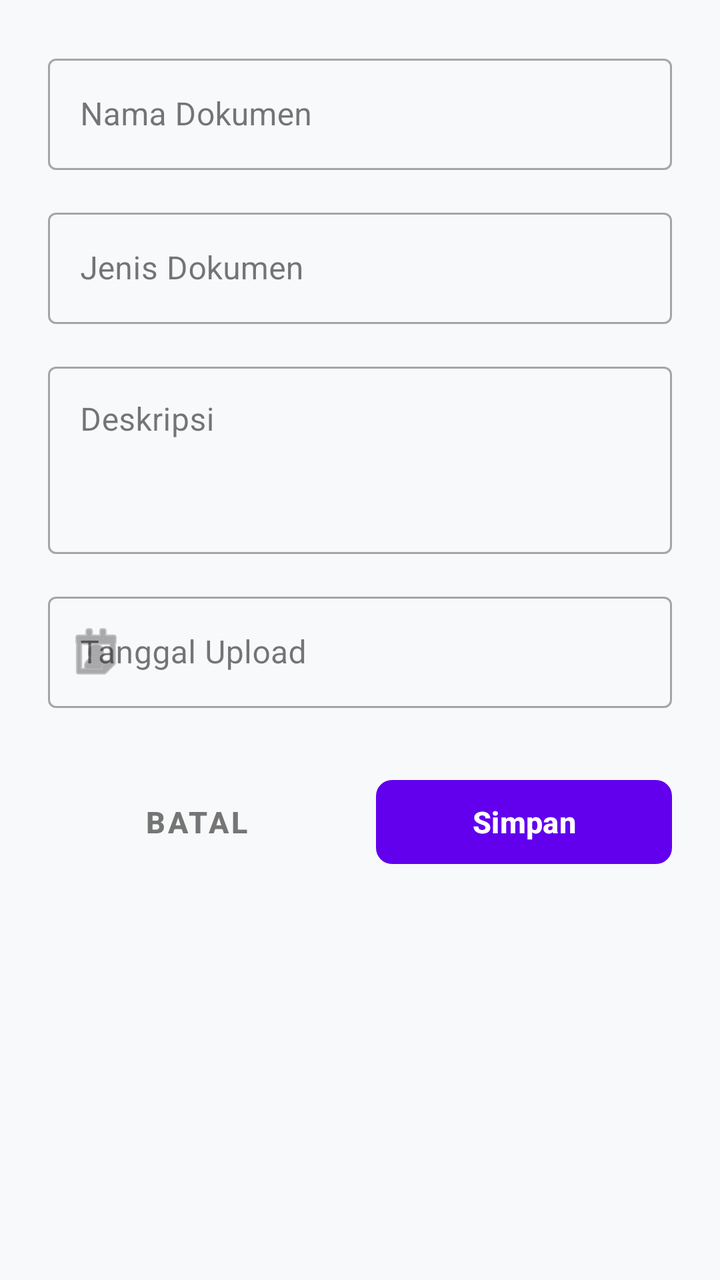
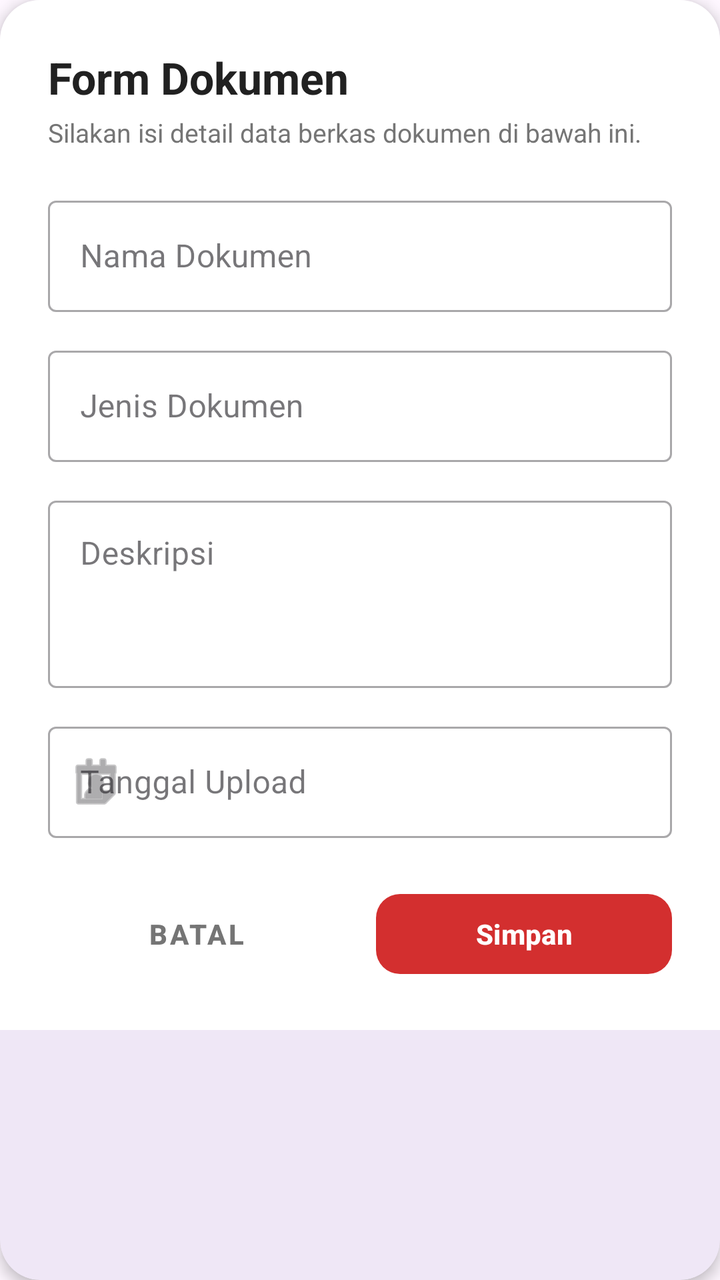

An Android layout rendered at two revisions. The XML below is the earlier revision; the diff shows what the commit changed to produce the second picture.
<!-- AndroidManifest.xml: application theme Theme.Anaanlume -->
<!-- res/layout/dialog_add_dokumen_publik.xml -->
<?xml version="1.0" encoding="utf-8"?>
<ScrollView xmlns:android="http://schemas.android.com/apk/res/android"
    xmlns:app="http://schemas.android.com/apk/res-auto"
    android:layout_width="match_parent"
    android:layout_height="wrap_content"
    android:fillViewport="true"
    android:background="#F8F9FA">

    <LinearLayout
        android:layout_width="match_parent"
        android:layout_height="wrap_content"
        android:orientation="vertical"
        android:padding="24dp">

        <com.google.android.material.textfield.TextInputLayout
            android:layout_width="match_parent"
            android:layout_height="wrap_content"
            android:layout_marginBottom="16dp"
            android:hint="Nama Dokumen"
            style="@style/Widget.MaterialComponents.TextInputLayout.OutlinedBox">

            <com.google.android.material.textfield.TextInputEditText
                android:id="@+id/etNamaDokumen"
                android:layout_width="match_parent"
                android:layout_height="wrap_content"
                android:inputType="textCapWords"
                android:textColor="#212121" />
        </com.google.android.material.textfield.TextInputLayout>

        <com.google.android.material.textfield.TextInputLayout
            android:layout_width="match_parent"
            android:layout_height="wrap_content"
            android:layout_marginBottom="16dp"
            android:hint="Jenis Dokumen"
            style="@style/Widget.MaterialComponents.TextInputLayout.OutlinedBox">

            <com.google.android.material.textfield.TextInputEditText
                android:id="@+id/etJenisDokumen"
                android:layout_width="match_parent"
                android:layout_height="wrap_content"
                android:inputType="textCapSentences"
                android:textColor="#212121" />
        </com.google.android.material.textfield.TextInputLayout>

        <com.google.android.material.textfield.TextInputLayout
            android:layout_width="match_parent"
            android:layout_height="wrap_content"
            android:layout_marginBottom="16dp"
            android:hint="Deskripsi"
            style="@style/Widget.MaterialComponents.TextInputLayout.OutlinedBox">

            <com.google.android.material.textfield.TextInputEditText
                android:id="@+id/etDeskripsi"
                android:layout_width="match_parent"
                android:layout_height="wrap_content"
                android:inputType="textMultiLine"
                android:minLines="3"
                android:gravity="top"
                android:textColor="#212121" />
        </com.google.android.material.textfield.TextInputLayout>

        <com.google.android.material.textfield.TextInputLayout
            android:layout_width="match_parent"
            android:layout_height="wrap_content"
            android:layout_marginBottom="32dp"
            android:hint="Tanggal Upload"
            style="@style/Widget.MaterialComponents.TextInputLayout.OutlinedBox"
            app:startIconDrawable="@android:drawable/ic_menu_my_calendar">

            <com.google.android.material.textfield.TextInputEditText
                android:id="@+id/etTanggalUpload"
                android:layout_width="match_parent"
                android:layout_height="wrap_content"
                android:focusable="false"
                android:clickable="true"
                android:longClickable="false"
                android:textColor="#212121" />
        </com.google.android.material.textfield.TextInputLayout>

        <LinearLayout
            android:layout_width="match_parent"
            android:layout_height="wrap_content"
            android:orientation="horizontal"
            android:weightSum="2">

            <com.google.android.material.button.MaterialButton
                android:id="@+id/btnBatal"
                style="@style/Widget.MaterialComponents.Button.TextButton"
                android:layout_width="0dp"
                android:layout_height="50dp"
                android:layout_weight="1"
                android:layout_marginEnd="8dp"
                android:text="Batal"
                android:textColor="#757575"
                android:textSize="15sp"
                android:textStyle="bold" />

            <com.google.android.material.button.MaterialButton
                android:id="@+id/btnSimpan"
                android:layout_width="0dp"
                android:layout_height="50dp"
                android:layout_weight="1"
                android:layout_marginStart="8dp"
                android:text="Simpan"
                android:textColor="#FFFFFF"
                android:textSize="15sp"
                android:textStyle="bold"
                app:backgroundTint="#6200EE"
                app:cornerRadius="8dp" />
        </LinearLayout>

    </LinearLayout>
</ScrollView>
<!-- resources referenced by this layout -->
<resources>
  <style name="Theme.Anaanlume" parent="Base.Theme.Anaanlume" />
  <style name="Base.Theme.Anaanlume" parent="Theme.Material3.DayNight.NoActionBar">
          
          
      </style>
</resources>

<!-- the commit's change to res/layout/dialog_add_dokumen_publik.xml (unified diff, before → after) -->
@@ -1,113 +1,136 @@
 <?xml version="1.0" encoding="utf-8"?>
-<ScrollView xmlns:android="http://schemas.android.com/apk/res/android"
+<com.google.android.material.card.MaterialCardView
+    xmlns:android="http://schemas.android.com/apk/res/android"
     xmlns:app="http://schemas.android.com/apk/res-auto"
     android:layout_width="match_parent"
     android:layout_height="wrap_content"
-    android:fillViewport="true"
-    android:background="#F8F9FA">
+    android:layout_margin="16dp"
+    app:cardCornerRadius="20dp"
+    app:cardElevation="4dp"
+    app:strokeWidth="0dp">
 
-    <LinearLayout
+    <ScrollView
         android:layout_width="match_parent"
         android:layout_height="wrap_content"
-        android:orientation="vertical"
-        android:padding="24dp">
-
-        <com.google.android.material.textfield.TextInputLayout
-            android:layout_width="match_parent"
-            android:layout_height="wrap_content"
-            android:layout_marginBottom="16dp"
-            android:hint="Nama Dokumen"
-            style="@style/Widget.MaterialComponents.TextInputLayout.OutlinedBox">
-
-            <com.google.android.material.textfield.TextInputEditText
-                android:id="@+id/etNamaDokumen"
-                android:layout_width="match_parent"
-                android:layout_height="wrap_content"
-                android:inputType="textCapWords"
-                android:textColor="#212121" />
-        </com.google.android.material.textfield.TextInputLayout>
-
-        <com.google.android.material.textfield.TextInputLayout
-            android:layout_width="match_parent"
-            android:layout_height="wrap_content"
-            android:layout_marginBottom="16dp"
-            android:hint="Jenis Dokumen"
-            style="@style/Widget.MaterialComponents.TextInputLayout.OutlinedBox">
-
-            <com.google.android.material.textfield.TextInputEditText
-                android:id="@+id/etJenisDokumen"
-                android:layout_width="match_parent"
-                android:layout_height="wrap_content"
-                android:inputType="textCapSentences"
-                android:textColor="#212121" />
-        </com.google.android.material.textfield.TextInputLayout>
-
-        <com.google.android.material.textfield.TextInputLayout
-            android:layout_width="match_parent"
-            android:layout_height="wrap_content"
-            android:layout_marginBottom="16dp"
-            android:hint="Deskripsi"
-            style="@style/Widget.MaterialComponents.TextInputLayout.OutlinedBox">
-
-            <com.google.android.material.textfield.TextInputEditText
-                android:id="@+id/etDeskripsi"
-                android:layout_width="match_parent"
-                android:layout_height="wrap_content"
-                android:inputType="textMultiLine"
-                android:minLines="3"
-                android:gravity="top"
-                android:textColor="#212121" />
-        </com.google.android.material.textfield.TextInputLayout>
-
-        <com.google.android.material.textfield.TextInputLayout
-            android:layout_width="match_parent"
-            android:layout_height="wrap_content"
-            android:layout_marginBottom="32dp"
-            android:hint="Tanggal Upload"
-            style="@style/Widget.MaterialComponents.TextInputLayout.OutlinedBox"
-            app:startIconDrawable="@android:drawable/ic_menu_my_calendar">
-
-            <com.google.android.material.textfield.TextInputEditText
-                android:id="@+id/etTanggalUpload"
-                android:layout_width="match_parent"
-                android:layout_height="wrap_content"
-                android:focusable="false"
-                android:clickable="true"
-                android:longClickable="false"
-                android:textColor="#212121" />
-        </com.google.android.material.textfield.TextInputLayout>
+        android:fillViewport="true"
+        android:background="#FFFFFF">
 
         <LinearLayout
             android:layout_width="match_parent"
             android:layout_height="wrap_content"
-            android:orientation="horizontal"
-            android:weightSum="2">
+            android:orientation="vertical"
+            android:padding="24dp">
 
-            <com.google.android.material.button.MaterialButton
-                android:id="@+id/btnBatal"
-                style="@style/Widget.MaterialComponents.Button.TextButton"
-                android:layout_width="0dp"
-                android:layout_height="50dp"
-                android:layout_weight="1"
-                android:layout_marginEnd="8dp"
-                android:text="Batal"
+            <TextView
+                android:layout_width="match_parent"
+                android:layout_height="wrap_content"
+                android:text="Form Dokumen"
+                android:textSize="22sp"
+                android:textStyle="bold"
+                android:textColor="#212121"
+                android:layout_marginBottom="4dp"/>
+
+            <TextView
+                android:layout_width="match_parent"
+                android:layout_height="wrap_content"
+                android:text="Silakan isi detail data berkas dokumen di bawah ini."
+                android:textSize="13sp"
                 android:textColor="#757575"
-                android:textSize="15sp"
-                android:textStyle="bold" />
+                android:layout_marginBottom="20dp"/>
 
-            <com.google.android.material.button.MaterialButton
-                android:id="@+id/btnSimpan"
-                android:layout_width="0dp"
-                android:layout_height="50dp"
-                android:layout_weight="1"
-                android:layout_marginStart="8dp"
-                android:text="Simpan"
-                android:textColor="#FFFFFF"
-                android:textSize="15sp"
-                android:textStyle="bold"
-                app:backgroundTint="#6200EE"
-                app:cornerRadius="8dp" />
+            <com.google.android.material.textfield.TextInputLayout
+                android:layout_width="match_parent"
+                android:layout_height="wrap_content"
+                android:layout_marginBottom="14dp"
+                android:hint="Nama Dokumen"
+                style="@style/Widget.MaterialComponents.TextInputLayout.OutlinedBox">
+                <com.google.android.material.textfield.TextInputEditText
+                    android:id="@+id/etNamaDokumen"
+                    android:layout_width="match_parent"
+                    android:layout_height="wrap_content"
+                    android:inputType="textCapWords"
+                    android:textColor="#212121" />
+            </com.google.android.material.textfield.TextInputLayout>
+
+            <com.google.android.material.textfield.TextInputLayout
+                android:layout_width="match_parent"
+                android:layout_height="wrap_content"
+                android:layout_marginBottom="14dp"
+                android:hint="Jenis Dokumen"
+                style="@style/Widget.MaterialComponents.TextInputLayout.OutlinedBox">
+                <com.google.android.material.textfield.TextInputEditText
+                    android:id="@+id/etJenisDokumen"
+                    android:layout_width="match_parent"
+                    android:layout_height="wrap_content"
+                    android:inputType="textCapSentences"
+                    android:textColor="#212121" />
+            </com.google.android.material.textfield.TextInputLayout>
+
+            <com.google.android.material.textfield.TextInputLayout
+                android:layout_width="match_parent"
+                android:layout_height="wrap_content"
+                android:layout_marginBottom="14dp"
+                android:hint="Deskripsi"
+                style="@style/Widget.MaterialComponents.TextInputLayout.OutlinedBox">
+                <com.google.android.material.textfield.TextInputEditText
+                    android:id="@+id/etDeskripsi"
+                    android:layout_width="match_parent"
+                    android:layout_height="wrap_content"
+                    android:inputType="textMultiLine"
+                    android:minLines="3"
+                    android:gravity="top"
+                    android:textColor="#212121" />
+            </com.google.android.material.textfield.TextInputLayout>
+
+            <com.google.android.material.textfield.TextInputLayout
+                android:layout_width="match_parent"
+                android:layout_height="wrap_content"
+                android:layout_marginBottom="24dp"
+                android:hint="Tanggal Upload"
+                style="@style/Widget.MaterialComponents.TextInputLayout.OutlinedBox"
+                app:startIconDrawable="@android:drawable/ic_menu_my_calendar">
+                <com.google.android.material.textfield.TextInputEditText
+                    android:id="@+id/etTanggalUpload"
+                    android:layout_width="match_parent"
+                    android:layout_height="wrap_content"
+                    android:focusable="false"
+                    android:clickable="true"
+                    android:longClickable="false"
+                    android:textColor="#212121" />
+            </com.google.android.material.textfield.TextInputLayout>
+
+            <LinearLayout
+                android:layout_width="match_parent"
+                android:layout_height="wrap_content"
+                android:orientation="horizontal"
+                android:weightSum="2">
+
+                <com.google.android.material.button.MaterialButton
+                    android:id="@+id/btnBatal"
+                    style="@style/Widget.MaterialComponents.Button.TextButton"
+                    android:layout_width="0dp"
+                    android:layout_height="48dp"
+                    android:layout_weight="1"
+                    android:layout_marginEnd="8dp"
+                    android:text="Batal"
+                    android:textColor="#757575"
+                    android:textSize="14sp"
+                    android:textStyle="bold" />
+
+                <com.google.android.material.button.MaterialButton
+                    android:id="@+id/btnSimpan"
+                    android:layout_width="0dp"
+                    android:layout_height="48dp"
+                    android:layout_weight="1"
+                    android:layout_marginStart="8dp"
+                    android:text="Simpan"
+                    android:textColor="#FFFFFF"
+                    android:textSize="14sp"
+                    android:textStyle="bold"
+                    app:backgroundTint="#D32F2F"
+                    app:cornerRadius="12dp" />
+            </LinearLayout>
+
         </LinearLayout>
-
-    </LinearLayout>
-</ScrollView>
+    </ScrollView>
+</com.google.android.material.card.MaterialCardView>
